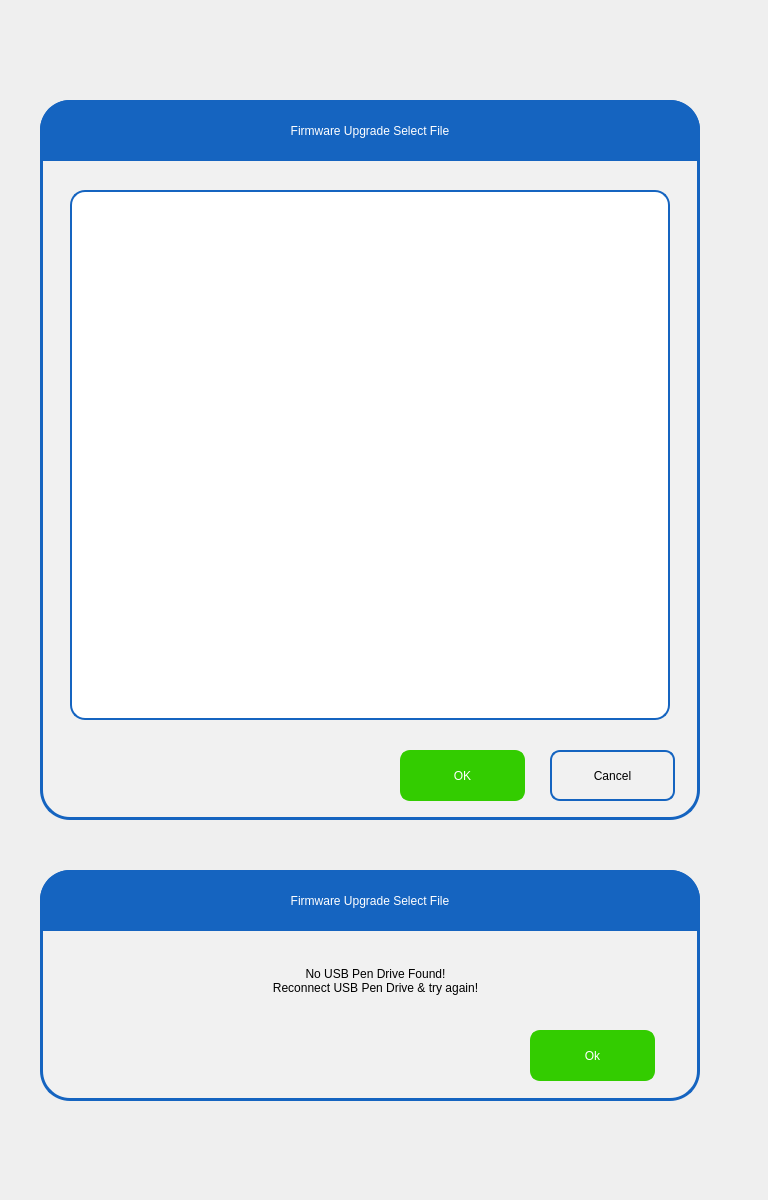
Qt form pApp-22-June-2021/sfileselect.ui (ChandraMVE/PSSC_QT_Development) before a commit.
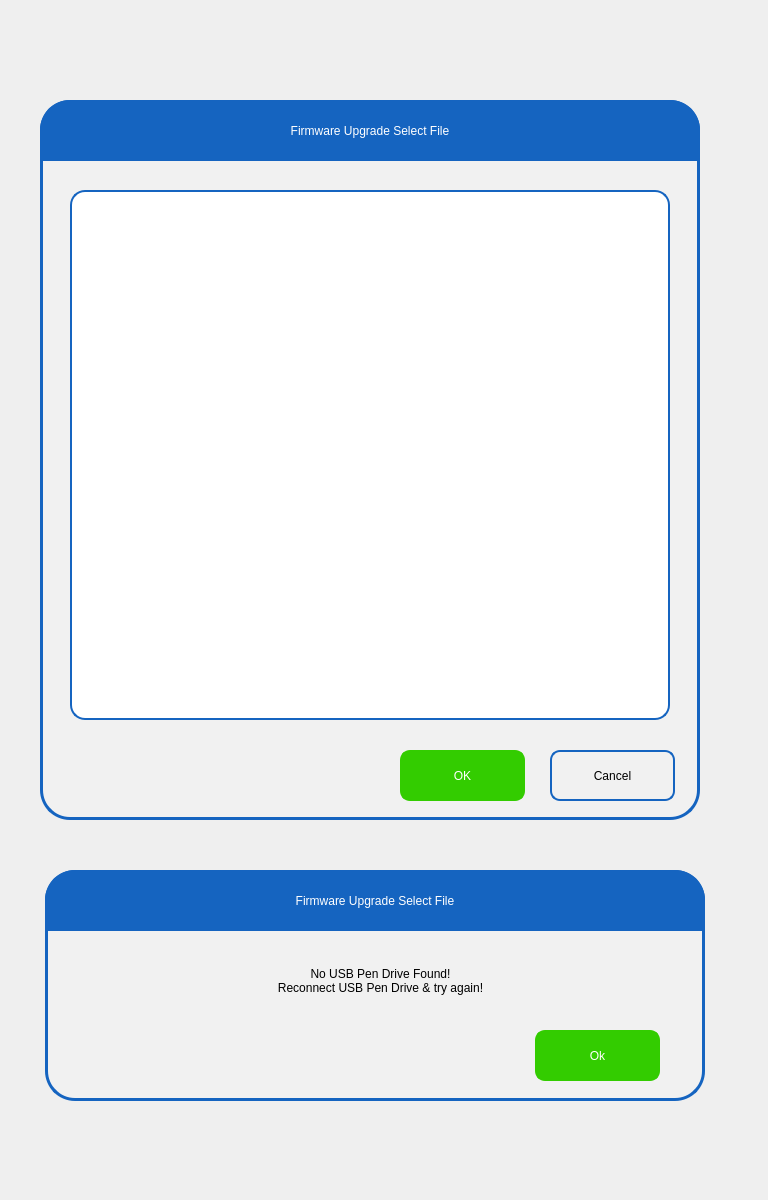
The same form after that commit. Icons and pictures are not drawn.

```diff
--- a/pApp-22-June-2021/sfileselect.ui
+++ b/pApp-22-June-2021/sfileselect.ui
@@ -306,7 +306,7 @@
   <widget class="QFrame" name="frMessage">
    <property name="geometry">
     <rect>
-     <x>40</x>
+     <x>45</x>
      <y>870</y>
      <width>660</width>
      <height>231</height>
```
